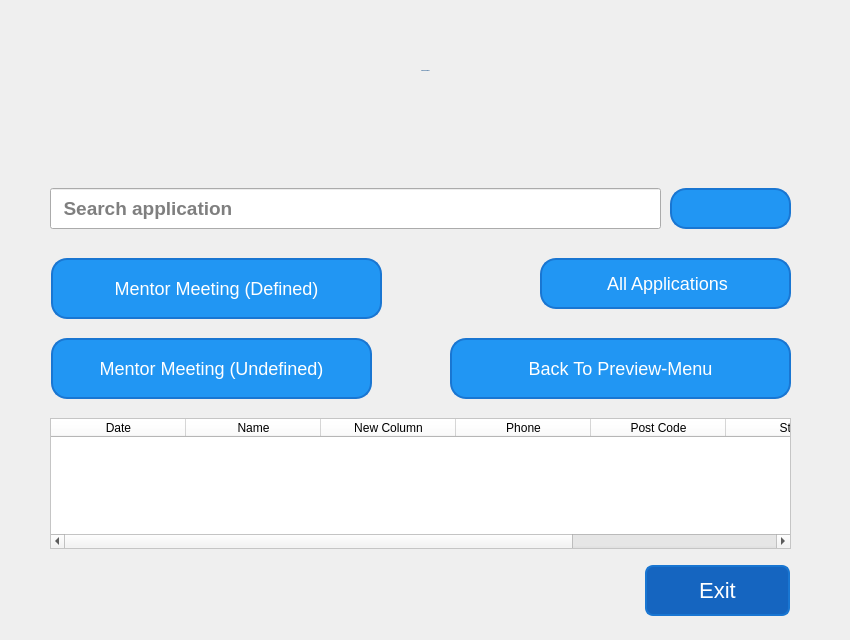
Qt form Customer Relationship Management/ui folders/application.ui (Harriery/my-python-projects) before a commit.
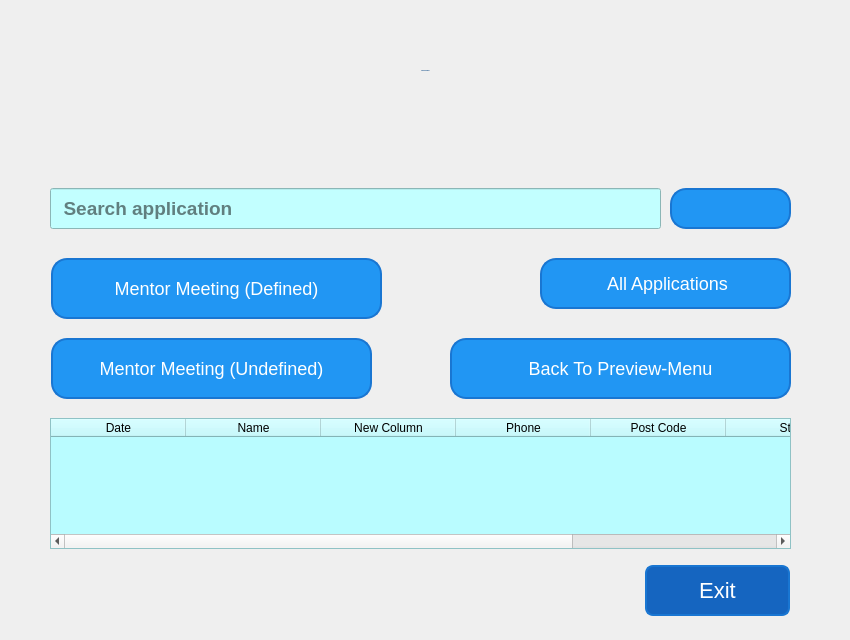
The same form after that commit. Icons and pictures are not drawn.

What changed in the file:
```diff
--- a/Customer Relationship Management/ui folders/application.ui
+++ b/Customer Relationship Management/ui folders/application.ui
@@ -77,7 +77,7 @@
     </font>
    </property>
    <property name="styleSheet">
-    <string notr="true"/>
+    <string notr="true">background-color: rgb(194, 255, 255);</string>
    </property>
    <property name="text">
     <string/>
@@ -96,7 +96,8 @@
     </rect>
    </property>
    <property name="styleSheet">
-    <string notr="true">background-color: rgb(255, 255, 255);</string>
+    <string notr="true">background-color: rgb(185, 252, 255);
+color: rgb(0, 0, 0);</string>
    </property>
    <property name="rowCount">
     <number>0</number>
```
